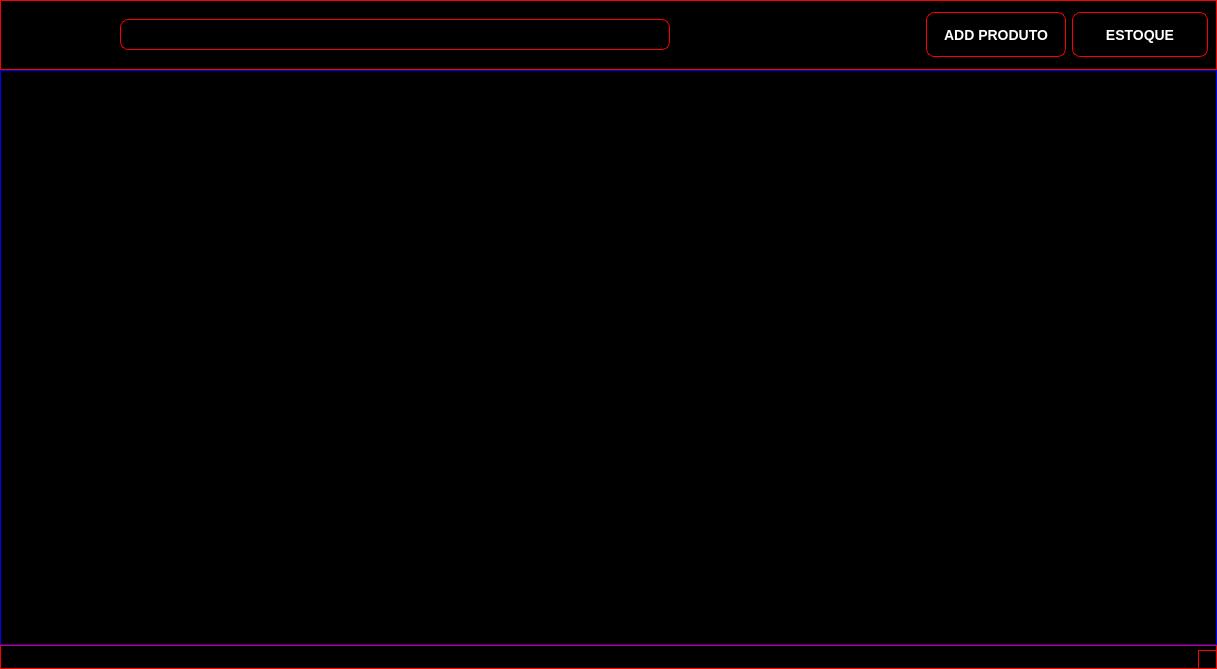
Old version of the form desktop/window/form_products/produtos.ui in the repository hnmcano/unique.
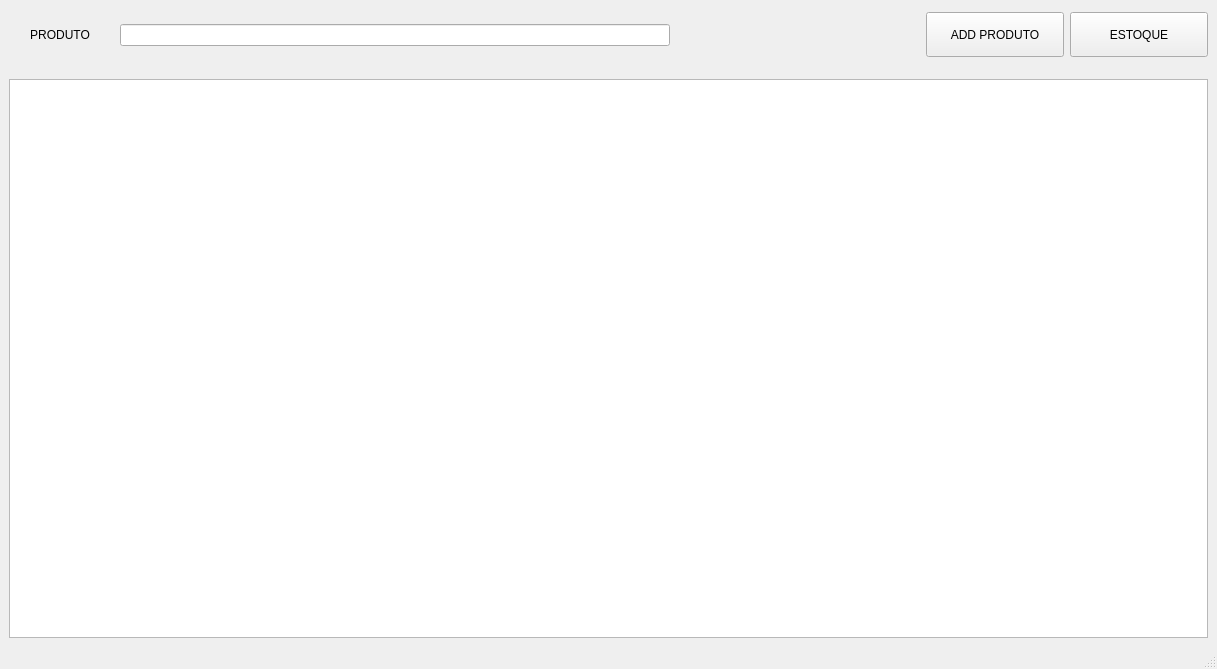
New version of the form.

```diff
--- a/desktop/window/form_products/produtos.ui
+++ b/desktop/window/form_products/produtos.ui
@@ -23,61 +23,7 @@
    <string>Produtos</string>
   </property>
   <property name="styleSheet">
-   <string notr="true">QWidget {
-	background-color: rgb(0,0,0);
-	border: 1px solid red;
-}
-
-QLineEdit, QComboBox{
-    color: white;
-    border: 1px solid red;
-    padding: 4px 2px;
-    border-radius: 8px;
-    font-weight: bold;
-    font-size: 16px;
-}
-
-QPushButton {
-    background: qlineargradient(x1: 0, y1: 0, x2: 0, y2: 1,
-        stop: 0 #000000, stop: 1 #000000);
-    color: white;
-    border: 1px solid red;
-    padding: 5px 17px;
-    border-radius: 8px;
-    font-weight: bold;
-    font-size: 14px;
-}
-
-QPushButton:hover {
-    background: qlineargradient(x1: 0, y1: 0, x2: 0, y2: 1,
-        stop: 0 #4e4e4e, stop: 1 #4e4e4e);
-}
-
-QPushButton:pressed {
-    background: qlineargradient(x1: 0, y1: 0, x2: 0, y2: 1,
-        stop: 0 #1a5fb4, stop: 1 #4a00e0);
-}
-
-QTextEdit{
-    background: qlineargradient(x1: 0, y1: 0, x2: 0, y2: 1,
-        stop: 0 #000000, stop: 1 #000000);
-    color: white;
-    border: 1px solid red;
-    padding: 4px 2px;
-    border-radius: 8px;
-    font-weight: bold;
-    font-size: 10px;
-}
-
-QTextEdit:hover {
-    background: qlineargradient(x1: 0, y1: 0, x2: 0, y2: 1,
-        stop: 0 #4e4e4e, stop: 1 #4e4e4e);
-}
-
-QTextEdit:pressed {
-    background: qlineargradient(x1: 0, y1: 0, x2: 0, y2: 1,
-        stop: 0 #1a5fb4, stop: 1 #4a00e0);
-}</string>
+   <string notr="true"/>
   </property>
   <widget class="QWidget" name="centralwidget">
    <property name="styleSheet">
@@ -114,10 +60,7 @@
        </size>
       </property>
       <property name="styleSheet">
-       <string notr="true">QWidget  {
-		border-left: transparent;
-		border-right: transparent;
-}</string>
+       <string notr="true"/>
       </property>
       <layout class="QHBoxLayout" name="horizontalLayout">
        <property name="spacing">
@@ -150,8 +93,7 @@
           </size>
          </property>
          <property name="styleSheet">
-          <string notr="true">border-right: transparent;
-border-left: 1px solid red;</string>
+          <string notr="true"/>
          </property>
          <layout class="QVBoxLayout" name="verticalLayout_4">
           <item>
@@ -226,13 +168,7 @@
           </size>
          </property>
          <property name="styleSheet">
-          <string notr="true">QPushButton {
-				border: 1px solid red;
-				min-right: 35px;
-}
-QWidget {
-	border-right: 1px solid red;
-}</string>
+          <string notr="true"/>
          </property>
          <layout class="QHBoxLayout" name="horizontalLayout_2">
           <item>
@@ -280,31 +216,10 @@
      </widget>
     </item>
     <item>
-     <widget class="QWidget" name="widget_2" native="true">
-      <layout class="QVBoxLayout" name="verticalLayout_2">
-       <property name="spacing">
-        <number>0</number>
-       </property>
-       <property name="leftMargin">
-        <number>0</number>
-       </property>
-       <property name="topMargin">
-        <number>0</number>
-       </property>
-       <property name="rightMargin">
-        <number>0</number>
-       </property>
-       <property name="bottomMargin">
-        <number>0</number>
-       </property>
+     <widget class="QFrame" name="products">
+      <layout class="QVBoxLayout" name="verticalLayout_5">
        <item>
-        <widget class="QTableWidget" name="table_products">
-         <property name="styleSheet">
-          <string notr="true">background- color: white;
-border: 1px solid blue;
-boder-radius: 5px;</string>
-         </property>
-        </widget>
+        <widget class="QTableWidget" name="tableWidget"/>
        </item>
       </layout>
      </widget>
```
Left out of the diff: 2 changed lines with no effect on the pictures.
